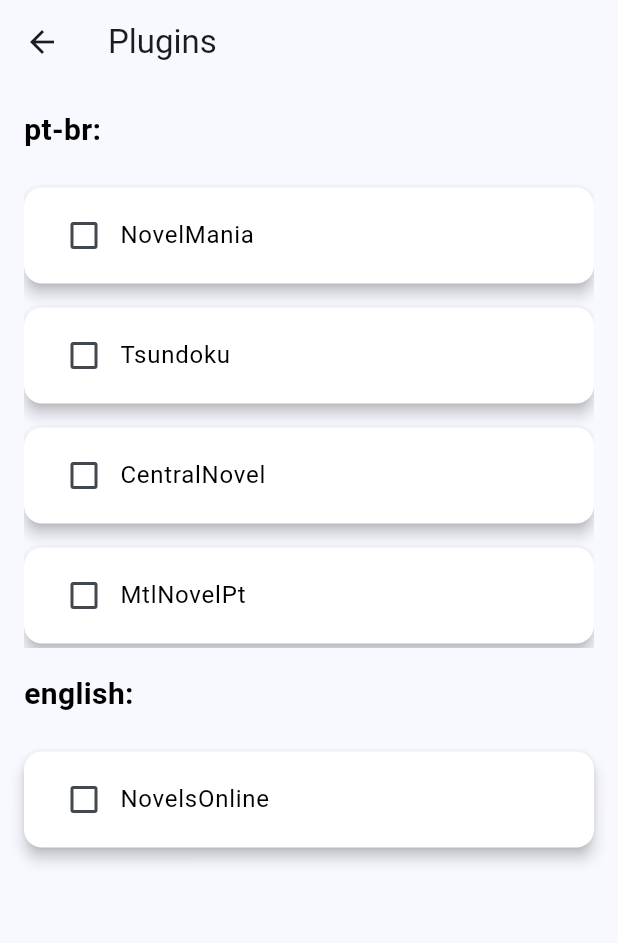
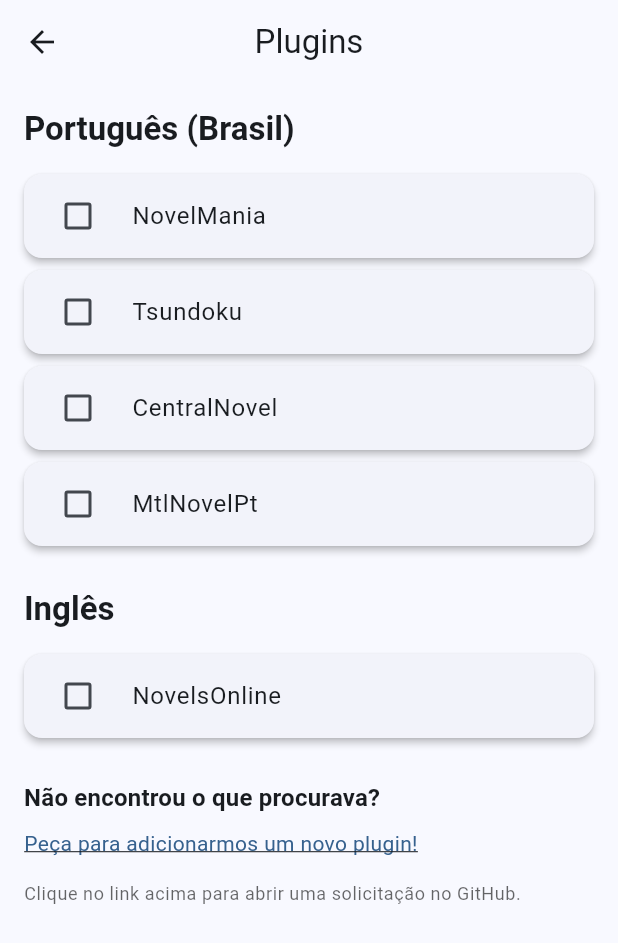
Before and after one commit to Luiz-eduardp/akashic_records, a Flutter app: the PluginsScreen screen opened by its route, on a phone screen of 412 x 824 dp. Shown: the top 943 px of the screen. Run offline on Flutter 3.47's test engine with Material 3 defaults, Android fonts, the phone set to English and light mode, and no system bars; our stand-ins replace cached_network_image, cookie_jar, dio, flutter_colorpicker, flutter_html, scrollable_positioned_list and 2 more; accounts and stored records are empty.

Commit message:
Refactor: Enhance the plugins screen with a new structure and plugin request functionality

```diff
--- a/lib/screens/library/novel_grid_widget.dart
+++ b/lib/screens/library/novel_grid_widget.dart
@@ -11,13 +11,13 @@ class NovelGridWidget extends StatelessWidget {
   final Function(Novel) onNovelTap;
 
   const NovelGridWidget({
-    Key? key,
+    super.key,
     required this.novels,
     required this.isLoading,
     required this.errorMessage,
     required this.scrollController,
     required this.onNovelTap,
-  }) : super(key: key);
+  });
 
   @override
   Widget build(BuildContext context) {
--- a/lib/screens/plugins/plugins_screen.dart
+++ b/lib/screens/plugins/plugins_screen.dart
@@ -1,6 +1,7 @@
 import 'package:flutter/material.dart';
 import 'package:provider/provider.dart';
 import 'package:akashic_records/state/app_state.dart';
+import 'package:url_launcher/url_launcher.dart';
 
 class PluginsScreen extends StatefulWidget {
   const PluginsScreen({super.key});
@@ -10,121 +11,141 @@ class PluginsScreen extends StatefulWidget {
 }
 
 class _PluginsScreenState extends State<PluginsScreen> {
-  List<String> availablePluginsPtBr = [
+  final List<String> availablePluginsPtBr = [
     'NovelMania',
     'Tsundoku',
     'CentralNovel',
     'MtlNovelPt',
   ];
 
-  List<String> availablePluginsEn = ['NovelsOnline'];
+  final List<String> availablePluginsEn = ['NovelsOnline'];
 
   @override
   Widget build(BuildContext context) {
-    final isDarkMode = Theme.of(context).brightness == Brightness.dark;
-    final appState = Provider.of<AppState>(context, listen: true);
+    Theme.of(context);
+    final appState = Provider.of<AppState>(context);
     final selectedPlugins = appState.selectedPlugins;
 
     return Scaffold(
-      appBar: AppBar(title: const Text('Plugins')),
+      appBar: AppBar(title: const Text('Plugins'), centerTitle: true),
       body: Padding(
         padding: const EdgeInsets.all(16.0),
         child: Column(
           crossAxisAlignment: CrossAxisAlignment.start,
           children: [
-            Text(
-              'pt-br:',
-              style: TextStyle(
-                fontSize: 20,
-                fontWeight: FontWeight.bold,
-                color: isDarkMode ? Colors.white : Colors.black,
-              ),
-            ),
-            const SizedBox(height: 16),
-            _buildPluginList(
+            _buildPluginSection(
+              context,
+              'Português (Brasil)',
               availablePluginsPtBr,
               selectedPlugins,
               appState,
-              isDarkMode,
+            ),
+            const SizedBox(height: 24),
+            _buildPluginSection(
               context,
-            ),
-            const SizedBox(height: 16),
-            Text(
-              'english:',
-              style: TextStyle(
-                fontSize: 20,
-                fontWeight: FontWeight.bold,
-                color: isDarkMode ? Colors.white : Colors.black,
-              ),
-            ),
-            const SizedBox(height: 16),
-            _buildPluginList(
+              'Inglês',
               availablePluginsEn,
               selectedPlugins,
               appState,
-              isDarkMode,
-              context,
             ),
+            const SizedBox(height: 24),
+            _buildRequestPluginSection(context),
           ],
         ),
       ),
     );
   }
 
-  Widget _buildPluginList(
+  Widget _buildPluginSection(
+    BuildContext context,
+    String title,
     List<String> plugins,
     Set<String> selectedPlugins,
     AppState appState,
-    bool isDarkMode,
-    BuildContext context,
   ) {
-    return Expanded(
-      child: ListView.builder(
+    final theme = Theme.of(context);
+    return Column(
+      crossAxisAlignment: CrossAxisAlignment.start,
+      children: [
+        Text(
+          title,
+          style: theme.textTheme.titleLarge?.copyWith(
+            fontWeight: FontWeight.bold,
+          ),
+        ),
+        const SizedBox(height: 12),
+        ListView.builder(
+          shrinkWrap: true,
+          physics: const NeverScrollableScrollPhysics(),
           itemCount: plugins.length,
           itemBuilder: (context, index) {
             final plugin = plugins[index];
             return Card(
-            elevation: 4.0,
-            margin: const EdgeInsets.symmetric(vertical: 8.0),
-            color: isDarkMode ? const Color(0xFF424242) : Colors.white,
-            child: ListTile(
-              title: Row(
-                children: [
-                  Checkbox(
+              elevation: 2,
+              margin: const EdgeInsets.symmetric(vertical: 4.0),
+              child: CheckboxListTile(
+                title: Text(plugin),
                 value: selectedPlugins.contains(plugin),
                 onChanged: (bool? newValue) {
                   if (newValue != null) {
-                        final updatedPlugins = Set<String>.from(
-                          selectedPlugins,
-                        );
+                    final updatedPlugins = Set<String>.from(selectedPlugins);
                     if (newValue) {
                       updatedPlugins.add(plugin);
                     } else {
                       updatedPlugins.remove(plugin);
                     }
                     appState.setSelectedPlugins(updatedPlugins);
-                        print(
-                          "Plugins Selecionados: ${appState.selectedPlugins}",
-                        );
                   }
                 },
-                    activeColor: Theme.of(context).colorScheme.primary,
-                  ),
-                  Expanded(
-                    child: Text(
-                      plugin,
-                      style: TextStyle(
-                        color: isDarkMode ? Colors.white : Colors.black,
-                      ),
-                      overflow: TextOverflow.ellipsis,
-                    ),
-                  ),
-                ],
-              ),
+                controlAffinity: ListTileControlAffinity.leading,
+                activeColor: theme.colorScheme.secondary,
+                contentPadding: const EdgeInsets.symmetric(horizontal: 16),
               ),
             );
           },
         ),
+      ],
     );
   }
+
+  Widget _buildRequestPluginSection(BuildContext context) {
+    final theme = Theme.of(context);
+    return Column(
+      crossAxisAlignment: CrossAxisAlignment.start,
+      children: [
+        Text(
+          'Não encontrou o que procurava?',
+          style: theme.textTheme.titleMedium?.copyWith(
+            fontWeight: FontWeight.bold,
+          ),
+        ),
+        const SizedBox(height: 8),
+        InkWell(
+          onTap:
+              () => _launchURL(
+                'https://github.com/AkashicRecordsApp/akashic_records/issues/new/choose',
+              ),
+          child: Text(
+            'Peça para adicionarmos um novo plugin!',
+            style: TextStyle(
+              color: theme.colorScheme.primary,
+              decoration: TextDecoration.underline,
+            ),
+          ),
+        ),
+        const SizedBox(height: 16),
+        Text(
+          'Clique no link acima para abrir uma solicitação no GitHub.',
+          style: theme.textTheme.bodySmall?.copyWith(color: theme.hintColor),
+        ),
+      ],
+    );
   }
+
+  Future<void> _launchURL(String url) async {
+    final Uri uri = Uri.parse(url);
+    if (!await launchUrl(uri, mode: LaunchMode.externalApplication)) {
+      throw 'Could not launch $url';
+    }
+  }
+}
```
Lines whose indentation alone changed are shown as unchanged.
